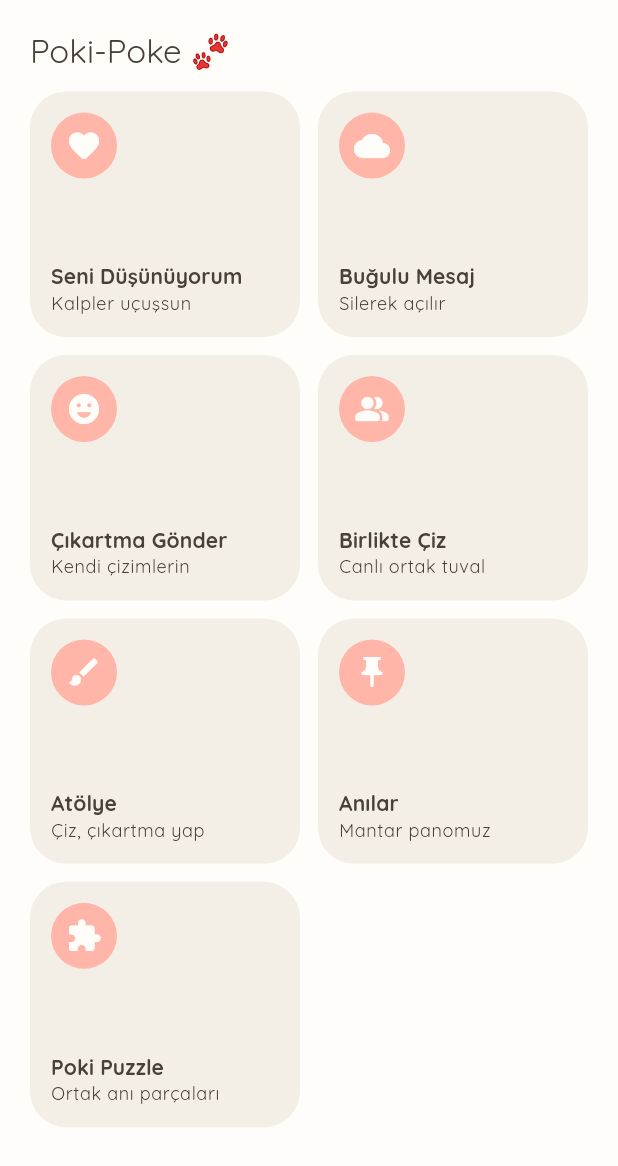
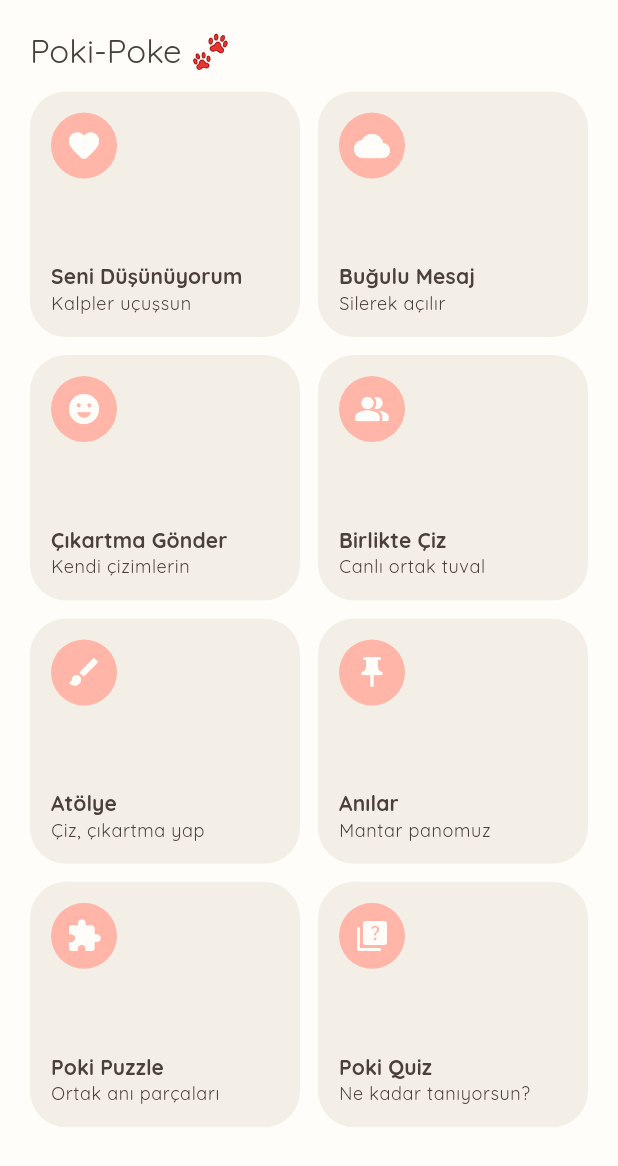
Before and after one commit to Pisilikopat/PokiRoom, a Flutter app: the PokiPokeMenu widget shown alone on an empty page, opened directly, on a phone screen of 412 x 824 dp. Shown: the top 1166 px of the screen. Run offline on Flutter 3.47's test engine with Material 3 defaults, Android fonts, the phone set to English and light mode, and no system bars; our stand-ins replace firebase_core, firebase_messaging, google_fonts, supabase_flutter; accounts and stored records are empty; network calls fail.

Commit message:
Fix: push poki_poke_menu.dart with quiz enum

```diff
--- a/lib/features/room/widgets/poki_poke_menu.dart
+++ b/lib/features/room/widgets/poki_poke_menu.dart
@@ -11,6 +11,7 @@ enum PokiPokeAction {
   workshop,
   memories,
   puzzle,
+  quiz,
 }
 
 /// Poki-Poke menüsü (alt panel, 2 sütunlu ızgara).
@@ -47,6 +48,8 @@ class PokiPokeMenu extends StatelessWidget {
           'Mantar panomuz'),
       const _MenuItem(PokiPokeAction.puzzle, Icons.extension_rounded,
           'Poki Puzzle', 'Ortak anı parçaları'),
+      const _MenuItem(PokiPokeAction.quiz, Icons.quiz_rounded,
+          'Poki Quiz', 'Ne kadar tanıyorsun?'),
     ];
 
     return SafeArea(
```
